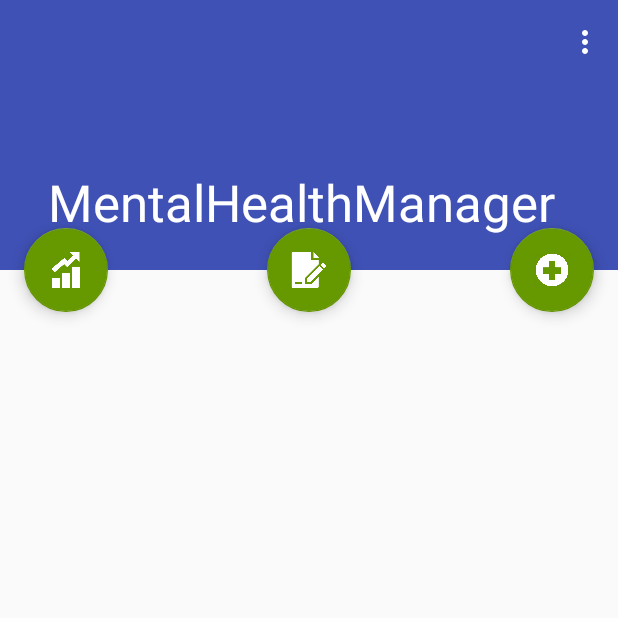
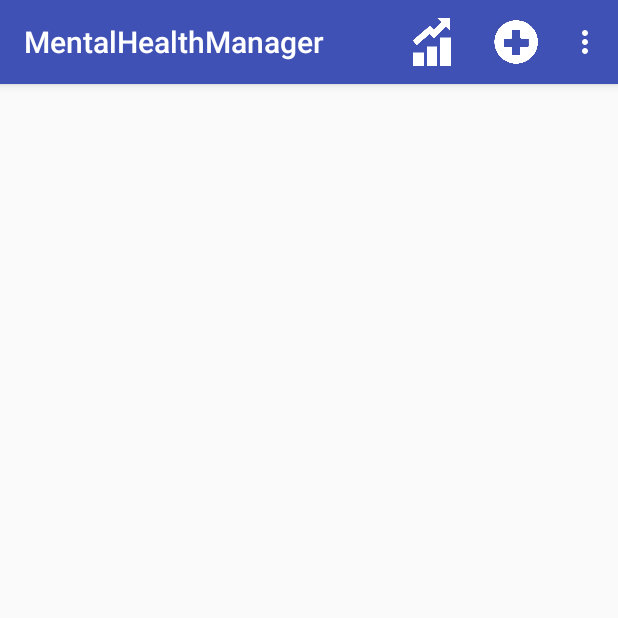
Before and after one commit to dakotahm/MentalHealthManager, an Android app: the DataCollectActivity screen opened directly, with no data from a screen before it, on a phone screen of 412 x 824 dp, the top half of it. Run offline under Robolectric (Android 15) with nearby library versions, the phone set to English and light mode, and no system bars; our stand-ins replace Volley; network calls fail.

Commit message:
Finishing Touches

```diff
--- a/app/src/main/AndroidManifest.xml
+++ b/app/src/main/AndroidManifest.xml
@@ -19,7 +19,7 @@
         <activity
             android:name=".DataCollectActivity"
             android:label="@string/app_name"
-            android:theme="@style/AppTheme.NoActionBar">
+            android:screenOrientation="portrait">
 
         </activity>
         <activity
@@ -35,7 +35,7 @@
         <activity
             android:name=".DisplayDataActivity"
             android:label="@string/title_activity_display_data"
-            android:theme="@style/AppTheme.NoActionBar" />
+           />
         <activity
             android:name=".TreatmentAidActivity"
             android:label="@string/title_activity_treatment_aid"
--- a/app/src/main/java/com/boson/dakotahmoore/mentalhealthmanager/BooleanFragment.java
+++ b/app/src/main/java/com/boson/dakotahmoore/mentalhealthmanager/BooleanFragment.java
@@ -24,7 +24,7 @@ public class BooleanFragment extends Fragment {
     private String Name;
     private String Value;
     private int max;
-    private  int min;
+    private  int min,measurableID;
     private Button logActivity;
     TextView nameText;
     TextView valueText;
@@ -72,13 +72,15 @@ public class BooleanFragment extends Fragment {
                              Bundle savedInstanceState) {
         // Inflate the layout for this fragment
         Name=getArguments().getString("name");
+        measurableID=getArguments().getInt("id");
         View rootView = inflater.inflate(R.layout.fragment_boolean, null);
         logActivity = (Button) rootView.findViewById(R.id.LogBoolean);
         logActivity.setOnClickListener(new View.OnClickListener()
         {
             public void onClick(View view)
             {
-
+                LogOptionsDialog dLog = new LogOptionsDialog(getActivity(),1,measurableID);
+                dLog.show();
             }
         });
         return rootView;
--- a/app/src/main/java/com/boson/dakotahmoore/mentalhealthmanager/DataCollectActivity.java
+++ b/app/src/main/java/com/boson/dakotahmoore/mentalhealthmanager/DataCollectActivity.java
@@ -51,9 +51,9 @@ public class DataCollectActivity extends AppCompatActivity implements SliderFrag
         super.onCreate(savedInstanceState);
         setContentView(R.layout.activity_data_collect);
         userId=getIntent().getIntExtra("user",1);
-        Toolbar toolbar = (Toolbar) findViewById(R.id.toolbar);
+       // Toolbar toolbar = (Toolbar) findViewById(R.id.toolbar);
         mydb= new DatabaseHelper(this);
-        setSupportActionBar(toolbar);
+       // setSupportActionBar(toolbar);
         fragmentList = (LinearLayout) findViewById(R.id.MasterLinear);
         mydb=new DatabaseHelper(this);
 
@@ -160,35 +160,35 @@ public class DataCollectActivity extends AppCompatActivity implements SliderFrag
 //        fragmentTransaction.add(fragmentList.getId(), newSlider);
 //        fragmentTransaction.commit();
 
-        final FloatingActionButton addActivity = (FloatingActionButton) findViewById(R.id.AddActivity);
-        addActivity.setOnClickListener(new View.OnClickListener() {
-            @Override
-            public void onClick(View view) {
-                Intent addActivityIntent = new Intent(DataCollectActivity.this, DataCollectActivity.class);
-                addActivityIntent.putExtra("user",userId);
-                startActivity(addActivityIntent);
-            }
-        });
-
-        FloatingActionButton displayActivity = (FloatingActionButton) findViewById(R.id.DisplayActivity);
-        displayActivity.setOnClickListener(new View.OnClickListener() {
-            @Override
-            public void onClick(View view) {
-                Intent displayIntent = new Intent(DataCollectActivity.this, DisplayDataActivity.class);
-                displayIntent.putExtra("user",userId);
-                startActivity(displayIntent);
-            }
-        });
-
-        FloatingActionButton treatmentActivity = (FloatingActionButton) findViewById(R.id.TreatmentActivity);
-        treatmentActivity.setOnClickListener(new View.OnClickListener() {
-            @Override
-            public void onClick(View view) {
-                Intent treatmentIntent = new Intent(DataCollectActivity.this, TreatmentAidActivity.class);
-                startActivity(treatmentIntent);
-
-            }
-        });
+//        final FloatingActionButton addActivity = (FloatingActionButton) findViewById(R.id.AddActivity);
+//        addActivity.setOnClickListener(new View.OnClickListener() {
+//            @Override
+//            public void onClick(View view) {
+//                Intent addActivityIntent = new Intent(DataCollectActivity.this, DataCollectActivity.class);
+//                addActivityIntent.putExtra("user",userId);
+//                startActivity(addActivityIntent);
+//            }
+//        });
+//
+//        FloatingActionButton displayActivity = (FloatingActionButton) findViewById(R.id.DisplayActivity);
+//        displayActivity.setOnClickListener(new View.OnClickListener() {
+//            @Override
+//            public void onClick(View view) {
+//                Intent displayIntent = new Intent(DataCollectActivity.this, DisplayDataActivity.class);
+//                displayIntent.putExtra("user",userId);
+//                startActivity(displayIntent);
+//            }
+//        });
+//
+//        FloatingActionButton treatmentActivity = (FloatingActionButton) findViewById(R.id.TreatmentActivity);
+//        treatmentActivity.setOnClickListener(new View.OnClickListener() {
+//            @Override
+//            public void onClick(View view) {
+//                Intent treatmentIntent = new Intent(DataCollectActivity.this, TreatmentAidActivity.class);
+//                startActivity(treatmentIntent);
+//
+//            }
+//        });
 
         //Jump to login when opening app
 //        if(firstrun)
@@ -224,6 +224,14 @@ public class DataCollectActivity extends AppCompatActivity implements SliderFrag
         }else if(id==R.id.LogOut){
             Intent intent=new Intent(this,LoginActivity.class);
             mydb.UpdateStatus(userId,0);
+            startActivity(intent);
+        }else if(id==R.id.DataDisplayAction){
+            Intent displayIntent = new Intent(DataCollectActivity.this, DisplayDataActivity.class);
+            displayIntent.putExtra("user",userId);
+            startActivity(displayIntent);
+        }else if(id==R.id.GetMeasurableAction){
+            Intent intent=new Intent(this,addMeasurable.class);
+            intent.putExtra("user",userId);
             startActivity(intent);
         }
         return super.onOptionsItemSelected(item);
--- a/app/src/main/java/com/boson/dakotahmoore/mentalhealthmanager/LineChartFragment.java
+++ b/app/src/main/java/com/boson/dakotahmoore/mentalhealthmanager/LineChartFragment.java
@@ -17,6 +17,7 @@ import android.widget.ArrayAdapter;
 import android.widget.LinearLayout;
 import android.widget.ListView;
 import android.widget.Spinner;
+import android.widget.TextView;
 import android.widget.Toast;
 
 import org.json.JSONArray;
@@ -74,6 +75,7 @@ public class LineChartFragment extends Fragment  {
     private OnFragmentInteractionListener mListener;
     private DatabaseHelper dbHelper;
     private ListView LogList;
+    private TextView ChartName;
 
     public LineChartFragment() {
         // Required empty public constructor
@@ -140,6 +142,7 @@ public class LineChartFragment extends Fragment  {
         timeSpinner=(Spinner)getView().findViewById(R.id.Timeframe);
         measurableSpinner=(Spinner)getView().findViewById(R.id.trackedActivity);
         LogList=(ListView)getView().findViewById(R.id.LogList);
+        ChartName=(TextView) getView().findViewById(R.id.ChartName);
 
 
         Cursor cursor=dbHelper.getMeasurables(userId);
@@ -163,6 +166,9 @@ public class LineChartFragment extends Fragment  {
            public void onItemSelected(AdapterView<?> parent, View view,
                                       final int position, long id) {
                System.out.println("ITEM SELECTED");
+               String ChartBuffer=measurableSpinner.getSelectedItem().toString();
+               ChartBuffer=ChartBuffer.substring(0,1).toUpperCase()+ChartBuffer.substring(1);
+               ChartName.setText(ChartBuffer);
                timeSpinnerValue=timeSpinner.getSelectedItem().toString();
                final Date timeFilter =getDate();
                final SimpleDateFormat formatter = new SimpleDateFormat("yyyy-MM-dd HH:MM:SS");
--- a/app/src/main/java/com/boson/dakotahmoore/mentalhealthmanager/LogOptionsDialog.java
+++ b/app/src/main/java/com/boson/dakotahmoore/mentalhealthmanager/LogOptionsDialog.java
@@ -33,6 +33,7 @@ import org.json.JSONException;
 import org.json.JSONObject;
 
 import java.text.SimpleDateFormat;
+import java.util.Calendar;
 import java.util.Date;
 import java.util.HashMap;
 import java.util.Map;
@@ -129,6 +130,7 @@ public class LogOptionsDialog extends Dialog implements
                 monthSelected = month;
                 day = dayOfMonth;
                 Date setTime=new Date(years-1900,monthSelected,day,hour,min,0);
+                TimeSet=true;
                 System.out.println(setTime.toString());
             }
         };
@@ -140,13 +142,13 @@ public class LogOptionsDialog extends Dialog implements
            public void onTimeSet(TimePicker view, int hourOfDay, int minute) {
                hour = hourOfDay;
                min=minute;
-               TimeSet=true;
                dateDialog.show();
            }
        };
 
+       Calendar cal =Calendar.getInstance();
        timeDialog =  new TimePickerDialog(getContext(),timeListener,12,0,true);
-        dateDialog= new DatePickerDialog(getContext(),0,dateListener,2017,1,1);
+        dateDialog= new DatePickerDialog(getContext(),0,dateListener,cal.get(Calendar.YEAR),cal.get(Calendar.MONTH),cal.get(Calendar.DAY_OF_MONTH));
         //TODO:Override Yes button to update database
         yes.setOnClickListener(this);
         no.setOnClickListener(this);
--- a/app/src/main/res/layout/activity_data_collect.xml
+++ b/app/src/main/res/layout/activity_data_collect.xml
@@ -1,4 +1,8 @@
 <?xml version="1.0" encoding="utf-8"?>
+<ScrollView xmlns:android="http://schemas.android.com/apk/res/android"
+    android:layout_height="match_parent"
+    android:layout_width="match_parent">
+
 
 <LinearLayout xmlns:android="http://schemas.android.com/apk/res/android"
     android:id="@+id/MasterLinear"
@@ -8,76 +12,76 @@
     android:isScrollContainer="true"
     >
 
-    <android.support.design.widget.CoordinatorLayout xmlns:android="http://schemas.android.com/apk/res/android"
-    xmlns:app="http://schemas.android.com/apk/res-auto"
-    xmlns:tools="http://schemas.android.com/tools"
-    android:layout_width="match_parent"
-    android:layout_height="225dp"
-    android:fitsSystemWindows="true"
-    tools:context="com.boson.dakotahmoore.mentalhealthmanager.DataCollectActivity">
+    <!--<android.support.design.widget.CoordinatorLayout xmlns:android="http://schemas.android.com/apk/res/android"-->
+    <!--xmlns:app="http://schemas.android.com/apk/res-auto"-->
+    <!--xmlns:tools="http://schemas.android.com/tools"-->
+    <!--android:layout_width="match_parent"-->
+    <!--android:layout_height="225dp"-->
+    <!--android:fitsSystemWindows="true"-->
+    <!--tools:context="com.boson.dakotahmoore.mentalhealthmanager.DataCollectActivity">-->
 
-        <android.support.design.widget.AppBarLayout
-            android:id="@+id/app_bar"
-            android:layout_width="match_parent"
-            android:layout_height="@dimen/app_bar_height"
-            android:fitsSystemWindows="true"
-            android:theme="@style/AppTheme.AppBarOverlay">
+        <!--<android.support.design.widget.AppBarLayout-->
+            <!--android:id="@+id/app_bar"-->
+            <!--android:layout_width="match_parent"-->
+            <!--android:layout_height="@dimen/app_bar_height"-->
+            <!--android:fitsSystemWindows="true"-->
+            <!--android:theme="@style/AppTheme.AppBarOverlay">-->
 
-            <android.support.design.widget.CollapsingToolbarLayout
-                android:id="@+id/toolbar_layout"
-                android:layout_width="match_parent"
-                android:layout_height="match_parent"
-                android:fitsSystemWindows="true"
-                app:contentScrim="?attr/colorPrimary"
-                app:layout_scrollFlags="scroll|exitUntilCollapsed">
+            <!--<android.support.design.widget.CollapsingToolbarLayout-->
+                <!--android:id="@+id/toolbar_layout"-->
+                <!--android:layout_width="match_parent"-->
+                <!--android:layout_height="match_parent"-->
+                <!--android:fitsSystemWindows="true"-->
+                <!--app:contentScrim="?attr/colorPrimary"-->
+                <!--app:layout_scrollFlags="scroll|exitUntilCollapsed">-->
 
-                <android.support.v7.widget.Toolbar
-                    android:id="@+id/toolbar"
-                    android:layout_width="match_parent"
-                    android:layout_height="?attr/actionBarSize"
-                    app:layout_collapseMode="pin"
-                    app:popupTheme="@style/AppTheme.PopupOverlay" />
+                <!--<android.support.v7.widget.Toolbar-->
+                    <!--android:id="@+id/toolbar"-->
+                    <!--android:layout_width="match_parent"-->
+                    <!--android:layout_height="?attr/actionBarSize"-->
+                    <!--app:layout_collapseMode="pin"-->
+                    <!--app:popupTheme="@style/AppTheme.PopupOverlay" />-->
 
-                <include layout="@layout/content_data_collect" />
+                <!--<include layout="@layout/content_data_collect" />-->
 
-            </android.support.design.widget.CollapsingToolbarLayout>
+            <!--</android.support.design.widget.CollapsingToolbarLayout>-->
 
-        </android.support.design.widget.AppBarLayout>
+        <!--</android.support.design.widget.AppBarLayout>-->
 
-        <android.support.design.widget.FloatingActionButton
-            android:id="@+id/AddActivity"
-            android:layout_width="wrap_content"
-            android:layout_height="wrap_content"
-            android:layout_margin="@dimen/fab_margin"
-            app:srcCompat="@drawable/editdata"
-            app:backgroundTint="@android:color/holo_green_dark"
-            app:layout_anchor="@+id/app_bar"
-            app:layout_anchorGravity="bottom|center_horizontal"
-            android:layout_gravity="center_vertical|center_horizontal" />
+        <!--<android.support.design.widget.FloatingActionButton-->
+            <!--android:id="@+id/AddActivity"-->
+            <!--android:layout_width="wrap_content"-->
+            <!--android:layout_height="wrap_content"-->
+            <!--android:layout_margin="@dimen/fab_margin"-->
+            <!--app:srcCompat="@drawable/editdata"-->
+            <!--app:backgroundTint="@android:color/holo_green_dark"-->
+            <!--app:layout_anchor="@+id/app_bar"-->
+            <!--app:layout_anchorGravity="bottom|center_horizontal"-->
+            <!--android:layout_gravity="center_vertical|center_horizontal" />-->
 
-        <android.support.design.widget.FloatingActionButton
-            android:id="@+id/DisplayActivity"
-            android:layout_width="wrap_content"
-            android:layout_height="wrap_content"
-            android:layout_margin="@dimen/fab_margin"
-            app:srcCompat="@drawable/displaygraphs"
-            app:backgroundTint="@android:color/holo_green_dark"
-            app:layout_anchorGravity="bottom|left"
-            android:layout_gravity="center_vertical|right"
-            app:layout_anchor="@+id/app_bar" />
+        <!--<android.support.design.widget.FloatingActionButton-->
+            <!--android:id="@+id/DisplayActivity"-->
+            <!--android:layout_width="wrap_content"-->
+            <!--android:layout_height="wrap_content"-->
+            <!--android:layout_margin="@dimen/fab_margin"-->
+            <!--app:srcCompat="@drawable/displaygraphs"-->
+            <!--app:backgroundTint="@android:color/holo_green_dark"-->
+            <!--app:layout_anchorGravity="bottom|left"-->
+            <!--android:layout_gravity="center_vertical|right"-->
+            <!--app:layout_anchor="@+id/app_bar" />-->
 
-        <android.support.design.widget.FloatingActionButton
-            android:id="@+id/TreatmentActivity"
-            android:layout_width="wrap_content"
-            android:layout_height="wrap_content"
-            android:layout_margin="@dimen/fab_margin"
-            app:srcCompat="@drawable/cross"
-            app:backgroundTint="@android:color/holo_green_dark"
-            android:layout_gravity="center_vertical|left"
-            app:layout_anchor="@+id/app_bar"
-            app:layout_anchorGravity="bottom|right" />
+        <!--<android.support.design.widget.FloatingActionButton-->
+            <!--android:id="@+id/TreatmentActivity"-->
+            <!--android:layout_width="wrap_content"-->
+            <!--android:layout_height="wrap_content"-->
+            <!--android:layout_margin="@dimen/fab_margin"-->
+            <!--app:srcCompat="@drawable/cross"-->
+            <!--app:backgroundTint="@android:color/holo_green_dark"-->
+            <!--android:layout_gravity="center_vertical|left"-->
+            <!--app:layout_anchor="@+id/app_bar"-->
+            <!--app:layout_anchorGravity="bottom|right" />-->
 
-    </android.support.design.widget.CoordinatorLayout>
+    <!--</android.support.design.widget.CoordinatorLayout>-->
 
     <!--<fragment-->
         <!--android:id="@+id/fragment"-->
@@ -101,3 +105,5 @@
     <!--</FrameLayout>-->
 
 </LinearLayout>
+
+</ScrollView>
--- a/app/src/main/res/menu/menu_data_collect.xml
+++ b/app/src/main/res/menu/menu_data_collect.xml
@@ -17,5 +17,13 @@
         android:orderInCategory="100"
         android:title="@string/log_off"
         app:showAsAction="never" />
+    <item android:id="@+id/DataDisplayAction"
+        android:title="Data Display"
+        android:icon="@drawable/displaygraphs"
+        app:showAsAction="always"/>
+    <item android:id="@+id/GetMeasurableAction"
+        android:icon="@drawable/cross"
+        android:title="Add Measurable"
+        app:showAsAction="always"/>
 
 </menu>
```
Also changed, not shown: app/src/main/java/com/boson/dakotahmoore/mentalhealthmanager/DisplayDataActivity.java (+39 -31 lines), app/src/main/res/layout/activity_display_data.xml (+59 -59 lines), app/src/main/res/layout/fragment_line_chart.xml (+7 -0 lines), app/src/main/res/menu/menu_display_data.xml (+8 -0 lines).
